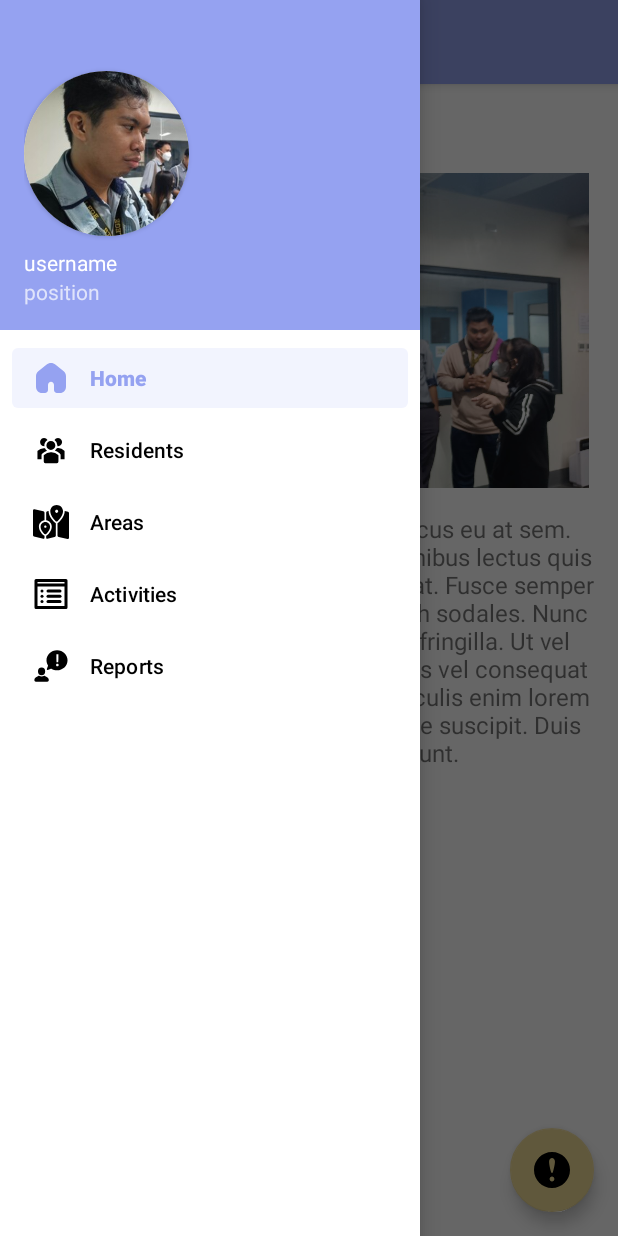
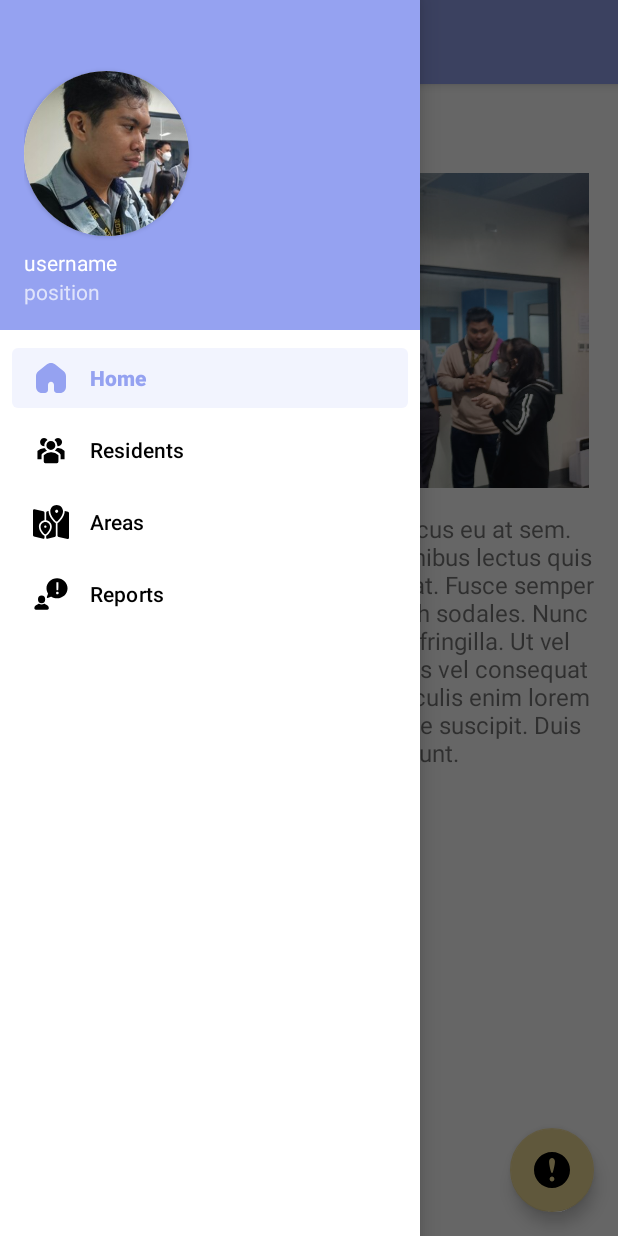
Before and after one commit to Grrom/barangay_cleaning, an Android app: the screen it shows after launch (MainActivity), with the side drawer open, on a phone screen of 412 x 824 dp. Run offline under Robolectric (Android 15) with nearby library versions, the phone set to English and light mode, and no system bars; our stand-ins replace navigation-ui.

Commit message:
remove activitiesa

```diff
--- a/app/src/main/java/com/example/barangay_cleaning/MainActivity.java
+++ b/app/src/main/java/com/example/barangay_cleaning/MainActivity.java
@@ -41,7 +41,7 @@ public class MainActivity extends AppCompatActivity {
         // Passing each menu ID as a set of Ids because each
         // menu should be considered as top level destinations.
         mAppBarConfiguration = new AppBarConfiguration.Builder(
-                R.id.nav_home, R.id.nav_residents, R.id.nav_areas,R.id.nav_activities, R.id.nav_reports)
+                R.id.nav_home, R.id.nav_residents, R.id.nav_areas, R.id.nav_reports)
                 .setOpenableLayout(drawer)
                 .build();
         NavController navController = Navigation.findNavController(this, R.id.nav_host_fragment_content_main);
--- a/app/src/main/res/drawable/ic_menu_activities.xml
+++ /dev/null
@@ -1,27 +0,0 @@
-<vector xmlns:android="http://schemas.android.com/apk/res/android"
-    android:width="800dp"
-    android:height="800dp"
-    android:viewportWidth="48"
-    android:viewportHeight="48">
-  <path
-      android:fillColor="#FF000000"
-      android:pathData="M12,20m-2,0a2,2 0,1 1,4 0a2,2 0,1 1,-4 0"/>
-  <path
-      android:fillColor="#FF000000"
-      android:pathData="M20,29H36a2,2 0,0 0,0 -4H20a2,2 0,0 0,0 4Z"/>
-  <path
-      android:fillColor="#FF000000"
-      android:pathData="M20,22H36a2,2 0,0 0,0 -4H20a2,2 0,0 0,0 4Z"/>
-  <path
-      android:fillColor="#FF000000"
-      android:pathData="M20,36H36a2,2 0,0 0,0 -4H20a2,2 0,0 0,0 4Z"/>
-  <path
-      android:fillColor="#FF000000"
-      android:pathData="M12,27m-2,0a2,2 0,1 1,4 0a2,2 0,1 1,-4 0"/>
-  <path
-      android:fillColor="#FF000000"
-      android:pathData="M12,34m-2,0a2,2 0,1 1,4 0a2,2 0,1 1,-4 0"/>
-  <path
-      android:fillColor="#FF000000"
-      android:pathData="M44,4L4,4A2,2 0,0 0,2 6L2,42a2,2 0,0 0,2 2L44,44a2,2 0,0 0,2 -2L46,6A2,2 0,0 0,44 4ZM42,40L6,40L6,14L42,14ZM42,10L6,10L6,8L42,8Z"/>
-</vector>
--- a/app/src/main/res/menu/activity_main_drawer.xml
+++ b/app/src/main/res/menu/activity_main_drawer.xml
@@ -17,10 +17,6 @@
             android:icon="@drawable/ic_menu_areas"
             android:title="@string/menu_areas" />
         <item
-            android:id="@+id/nav_activities"
-            android:icon="@drawable/ic_menu_activities"
-            android:title="@string/menu_activities" />
-        <item
             android:id="@+id/nav_reports"
             android:icon="@drawable/ic_menu_reports"
             android:title="@string/menu_reports" />
```
Also changed, not shown: app/src/main/java/com/example/barangay_cleaning/ui/activities/ActivitiesFragment.java (deleted, +0 -37 lines), app/src/main/java/com/example/barangay_cleaning/ui/activities/ActivitiesViewModel.java (deleted, +0 -19 lines), app/src/main/java/com/example/barangay_cleaning/ui/areas/AreasFragment.java (+0 -7 lines), app/src/main/java/com/example/barangay_cleaning/ui/reports/ReportsFragment.java (+0 -7 lines), app/src/main/res/drawable/ic_menu_gallery.xml (deleted, +0 -9 lines), app/src/main/res/drawable/ic_menu_slideshow.xml (deleted, +0 -9 lines), app/src/main/res/layout/fragment_slideshow.xml (deleted, +0 -22 lines), app/src/main/res/navigation/mobile_navigation.xml (+2 -8 lines).
